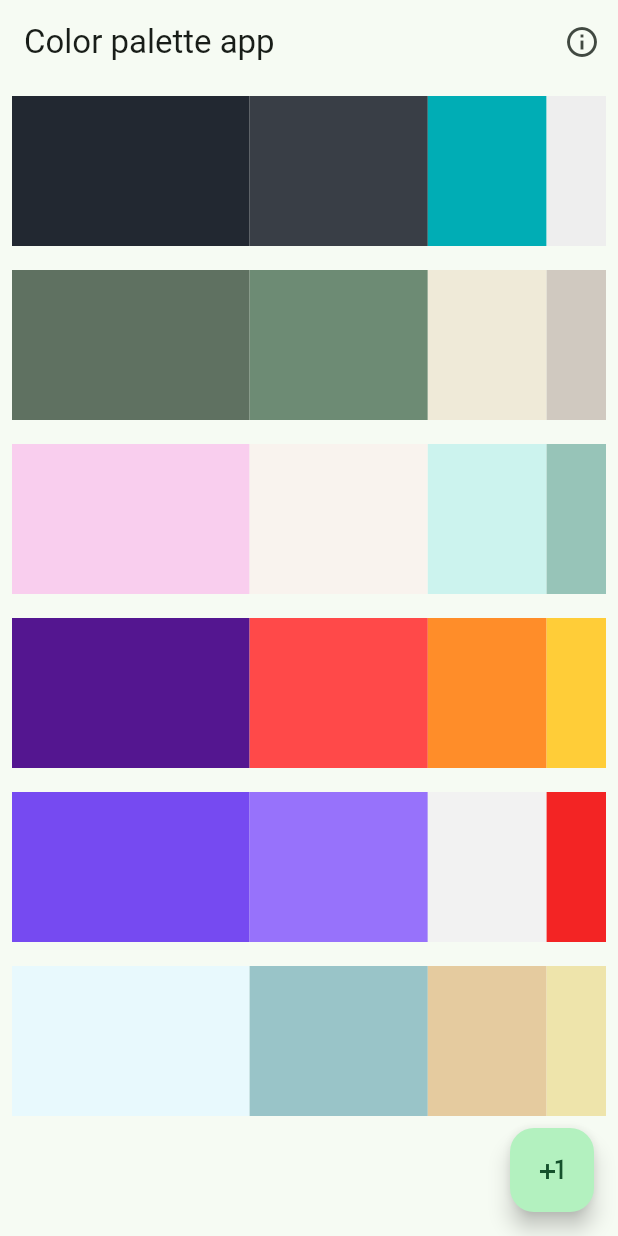
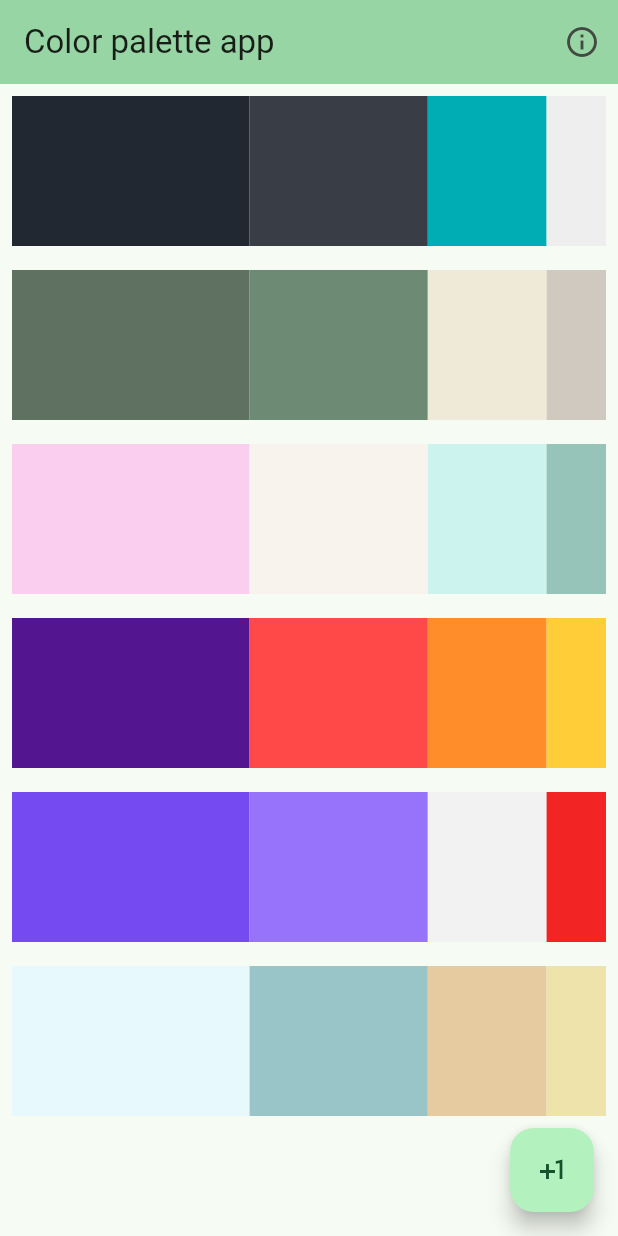
Before and after one commit to LeoLizc/statefull_widget_example, a Flutter app: the screen it shows after launch, on a phone screen of 412 x 824 dp. Run offline on Flutter 3.47's test engine with Material 2 defaults, Android fonts, the phone set to English and light mode, and no system bars; our stand-ins replace get, loggy.

Commit message:
first commit

```diff
--- a/lib/ui/my_app.dart
+++ b/lib/ui/my_app.dart
@@ -3,11 +3,26 @@ import 'package:get/get.dart';
 import '../utils/color_utils.dart';
 import 'pages/color_selection_page.dart';
 
-class MyApp extends StatelessWidget {
+class MyApp extends StatefulWidget {
   const MyApp({Key? key}) : super(key: key);
 
+  @override
+  State<MyApp> createState() => _MyAppState();
+}
+
+class _MyAppState extends State<MyApp> {
+  String _color = '5F7161';
+
   // vamos a convertir este widget a uno con estado
-  // el estado va a ser el color que se aplica en el tema
+  void changeColor(String value) {
+    // vamos a usar setState para actualizar el color
+    print(value);
+    setState(() {
+      // vamos a usar ColorUtils para convertir el valor en un color
+      // y lo vamos a asignar a _color
+      _color = value;
+    });
+  }
 
   @override
   Widget build(BuildContext context) {
@@ -15,13 +30,14 @@ class MyApp extends StatelessWidget {
     return GetMaterialApp(
       theme: ThemeData(
         colorScheme: ColorScheme.fromSeed(
-          seedColor: ColorUtils.CreateMaterialColor('5F7161'),
+          seedColor: ColorUtils.CreateMaterialColor(_color),
         ),
         useMaterial3: true,
       ),
       debugShowCheckedModeBanner: false,
-      home:
-          const ColorSelectionPage(), // vamos a pasarle updatePrimarySwatchColor como función
+      home: ColorSelectionPage(
+        callback: changeColor,
+      ), // vamos a pasarle updatePrimarySwatchColor como función
     );
   }
 
--- a/lib/ui/pages/color_selection_page.dart
+++ b/lib/ui/pages/color_selection_page.dart
@@ -6,7 +6,10 @@ import '../../utils/color_utils.dart';
 import '../widgets/color_palette.dart';
 
 class ColorSelectionPage extends StatelessWidget {
-  const ColorSelectionPage({Key? key}) : super(key: key);
+  const ColorSelectionPage({Key? key, required this.callback})
+      : super(key: key);
+
+  final void Function(String) callback;
 
   void showDialog() {
     Get.dialog(const AlertDialog(
@@ -19,6 +22,7 @@ class ColorSelectionPage extends StatelessWidget {
   Widget build(BuildContext context) {
     return Scaffold(
         appBar: AppBar(
+          backgroundColor: Theme.of(context).colorScheme.inversePrimary,
           title: const Text('Color palette app'),
           actions: [
             IconButton(onPressed: showDialog, icon: Icon(Icons.info_outline))
@@ -81,6 +85,6 @@ class ColorSelectionPage extends StatelessWidget {
   }
 
   void showColor(String value) {
-    // aqui llamar al callback del main widget
+    callback(value);
   }
 }
```
Also changed, not shown: pubspec.lock.
